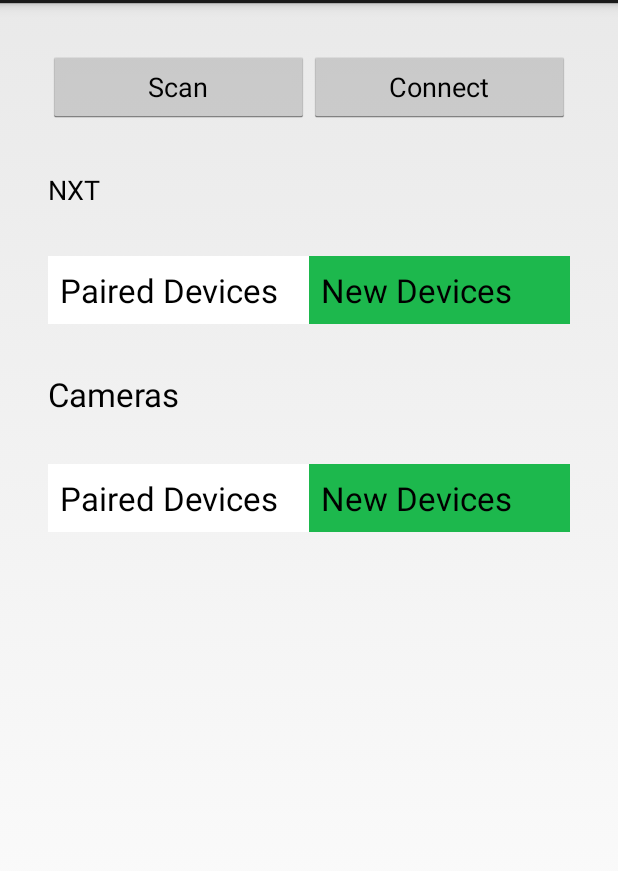
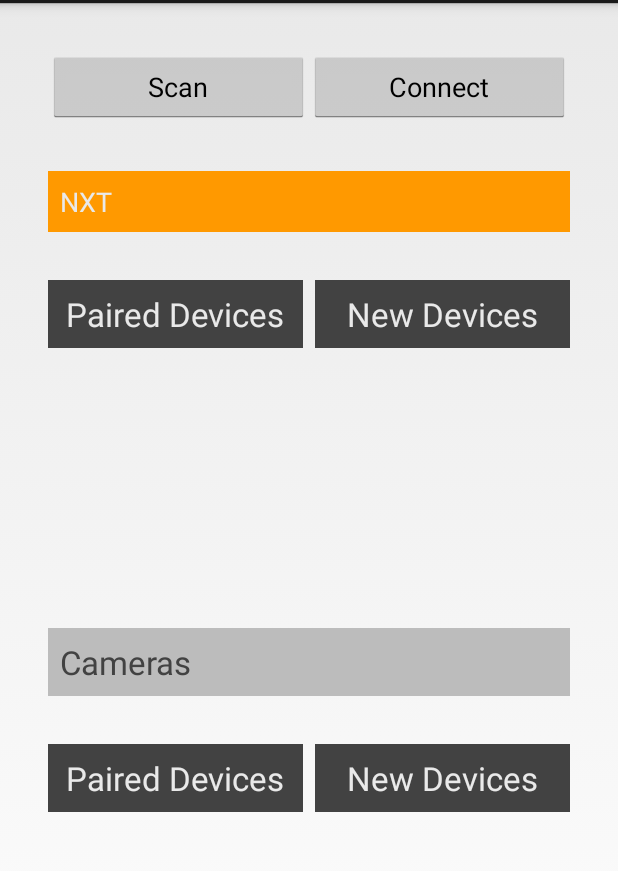
Before and after one commit to fdefreitas/MADN3S, an Android app: the screen it shows after launch (MainActivity), on a phone screen of 412 x 824 dp, the part 69-940 px from its top. Run offline under Robolectric (Android 15) with nearby library versions, the phone set to English and light mode, and no system bars.

Commit message:
Cambios de UI

```diff
--- a/apps/MADN3SControllerProject/MADN3SController/src/main/res/layout/fragment_main.xml
+++ b/apps/MADN3SControllerProject/MADN3SController/src/main/res/layout/fragment_main.xml
@@ -31,17 +31,18 @@
     </LinearLayout>
 
     <TextView
-        android:layout_width="wrap_content"
+        android:layout_width="match_parent"
         android:layout_height="wrap_content"
         android:textAppearance="?android:attr/textAppearanceMedium"
         android:text="@string/nxt"
         android:id="@+id/nxt_connection_textView"
-        android:layout_margin="@dimen/container_margin" />
+        android:layout_margin="@dimen/container_margin" android:background="#FF9900"
+        android:padding="@dimen/subtitle_padding" android:textColor="@color/steady_grey"/>
 
     <LinearLayout
         android:orientation="horizontal"
         android:layout_width="fill_parent"
-        android:layout_height="wrap_content"
+        android:layout_height="200dp"
         android:id="@+id/nxt_devices_layout"
         android:visibility="visible"
         android:layout_margin="@dimen/container_margin" android:baselineAligned="false">
@@ -50,7 +51,8 @@
             android:orientation="vertical"
             android:layout_width="wrap_content"
             android:layout_height="wrap_content"
-            android:background="@android:color/background_light" android:layout_weight="1">
+            android:background="@android:color/background_light" android:layout_weight="1"
+            android:layout_marginRight="@dimen/nested_list_margin" android:id="@+id/nxt_paired_devices_layout">
 
             <TextView
                 android:layout_width="match_parent"
@@ -58,7 +60,8 @@
                 android:textAppearance="?android:attr/textAppearanceLarge"
                 android:text="@string/paired_devices"
                 android:id="@+id/nxt_paired_devices_textView"
-                android:layout_margin="8dp" />
+                android:background="@color/route_66" android:padding="@dimen/list_item_padding"
+                android:gravity="center_horizontal" android:textColor="@color/steady_grey"/>
 
             <ListView
                 android:layout_width="match_parent"
@@ -71,7 +74,8 @@
             android:orientation="vertical"
             android:layout_width="wrap_content"
             android:layout_height="wrap_content"
-            android:background="#1db84d" android:layout_weight="1">
+            android:background="#1db84d" android:layout_weight="1"
+            android:layout_marginLeft="@dimen/nested_list_margin" android:id="@+id/nxt_new_devices_layout">
 
             <TextView
                 android:layout_width="match_parent"
@@ -79,12 +83,13 @@
                 android:textAppearance="?android:attr/textAppearanceLarge"
                 android:text="@string/new_devices"
                 android:id="@+id/nxt_new_devices_textView"
-                android:layout_margin="8dp" />
+                android:padding="@dimen/list_item_padding" android:background="@color/route_66"
+                android:gravity="center_horizontal" android:textColor="@color/steady_grey"/>
 
             <ListView
                 android:layout_width="match_parent"
                 android:layout_height="wrap_content"
-                android:id="@+id/nxt_new_devices_listView" />
+                android:id="@+id/nxt_new_devices_listView" android:background="@color/gamebookers_blue"/>
         </LinearLayout>
 
     </LinearLayout>
@@ -99,26 +104,28 @@
         android:visibility="gone" />
 
     <TextView
-        android:layout_width="wrap_content"
+        android:layout_width="match_parent"
         android:layout_height="wrap_content"
         android:textAppearance="@android:style/TextAppearance.DeviceDefault.Large"
         android:text="@string/cameras"
         android:id="@+id/cameras_connection_textView"
-        android:layout_margin="@dimen/container_margin" />
+        android:layout_margin="@dimen/container_margin" android:padding="@dimen/subtitle_padding"
+        android:textColor="@color/route_66" android:background="@color/BC"/>
 
     <LinearLayout
         android:orientation="horizontal"
         android:layout_width="fill_parent"
-        android:layout_height="wrap_content"
+        android:layout_height="200dp"
         android:focusableInTouchMode="false"
-        android:id="@+id/cameras_layout"
+        android:id="@+id/cameras_devices_layout"
         android:layout_margin="@dimen/container_margin" android:baselineAligned="false">
 
         <LinearLayout
             android:orientation="vertical"
             android:layout_width="match_parent"
             android:layout_height="wrap_content"
-            android:background="@android:color/background_light" android:layout_weight="1">
+            android:background="@android:color/background_light" android:layout_weight="1"
+            android:id="@+id/cameras_paired_devices_layout" android:layout_marginRight="@dimen/nested_list_margin">
 
             <TextView
                 android:layout_width="match_parent"
@@ -126,7 +133,9 @@
                 android:textAppearance="?android:attr/textAppearanceLarge"
                 android:text="@string/paired_devices"
                 android:id="@+id/cameras_paired_devices_textView"
-                android:layout_margin="8dp" />
+                android:background="@color/route_66"
+                android:textColor="@color/steady_grey" android:padding="@dimen/subtitle_padding"
+                android:gravity="center_horizontal"/>
 
             <ListView
                 android:layout_width="match_parent"
@@ -140,7 +149,8 @@
             android:orientation="vertical"
             android:layout_width="match_parent"
             android:layout_height="wrap_content"
-            android:background="#1db84d" android:layout_weight="1">
+            android:background="#1db84d" android:layout_weight="1" android:id="@+id/cameras_new_devices_layout"
+            android:layout_marginLeft="@dimen/nested_list_margin">
 
             <TextView
                 android:layout_width="match_parent"
@@ -148,13 +158,15 @@
                 android:textAppearance="?android:attr/textAppearanceLarge"
                 android:text="@string/new_devices"
                 android:id="@+id/cameras_new_devices_textView"
-                android:layout_margin="8dp" />
+                android:gravity="center_horizontal"
+                android:padding="@dimen/subtitle_padding" android:background="@color/route_66"
+                android:textColor="@color/steady_grey"/>
 
             <ListView
                 android:layout_width="match_parent"
                 android:layout_height="wrap_content"
                 android:id="@+id/cameras_new_devices_listView"
-                android:choiceMode="multipleChoice" />
+                android:choiceMode="multipleChoice" android:background="@color/gamebookers_blue"/>
         </LinearLayout>
 
     </LinearLayout>
--- /dev/null
+++ b/apps/MADN3SControllerProject/MADN3SController/src/main/res/values/color.xml
@@ -0,0 +1,13 @@
+<?xml version="1.0" encoding="utf-8"?>
+<resources>
+    <!--BASE COLORS-->
+    <color name="vitamin_c">#FF9900</color>
+    <color name="route_66">#424242</color>
+    <color name="steady_grey">#E9E9E9</color>
+    <color name="BC">#BCBCBC</color>
+    <color name="gamebookers_blue">#3299BB</color>
+    <!--BASE COLORS-->
+
+
+
+</resources>
--- a/apps/MADN3SControllerProject/MADN3SController/src/main/res/values/dimens.xml
+++ b/apps/MADN3SControllerProject/MADN3SController/src/main/res/values/dimens.xml
@@ -4,6 +4,9 @@
     <dimen name="activity_vertical_margin">16dp</dimen>
     <dimen name="container_margin">16dp</dimen>
     <dimen name="arrow_side">100dp</dimen>
+    <dimen name="subtitle_padding">8dp</dimen>
+    <dimen name="list_item_padding">8dp</dimen>
+    <dimen name="nested_list_margin">4dp</dimen>
 
 
     </resources>
```
